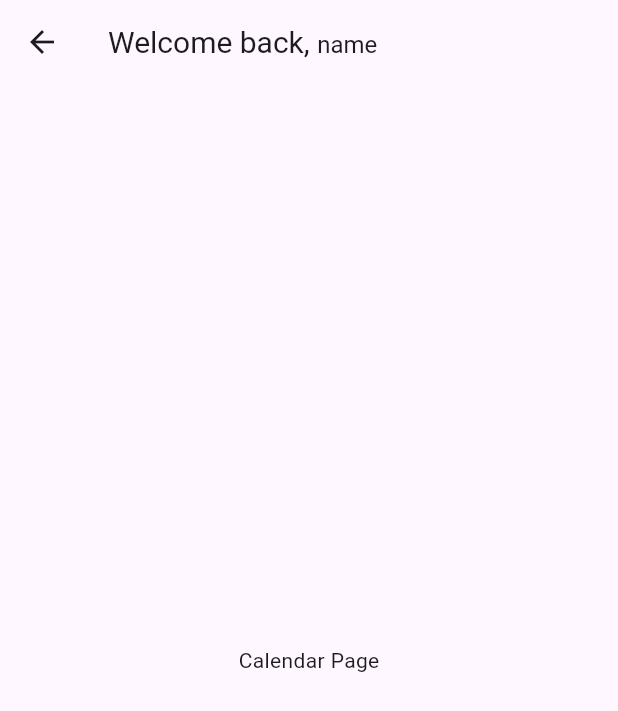
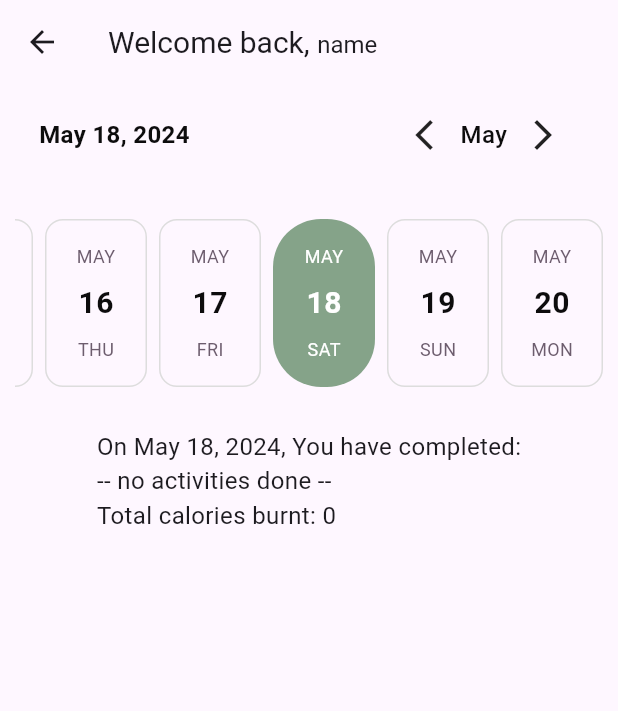
Before and after one commit to jessLijie/fitness-tracking, a Flutter app: the screen it shows once a user with an empty profile is signed in, after a tap on "Workout Diary >", on a phone screen of 412 x 824 dp. Shown: the top 711 px of the screen. Run offline on Flutter 3.47's test engine with Material 3 defaults, Android fonts, the light colour scheme and no system bars; drawn by our look-alikes of easy_date_timeline; our stand-ins replace cloud_firestore, firebase_auth, firebase_core, percent_indicator; accounts and stored records are empty.

Commit message:
calendar

```diff
--- a/lib/Dashboard/calendar.dart
+++ b/lib/Dashboard/calendar.dart
@@ -1,6 +1,56 @@
+import 'package:easy_date_timeline/easy_date_timeline.dart';
 import 'package:flutter/material.dart';
+import 'package:intl/intl.dart';
 
-class CalendarPage extends StatelessWidget {
+class Activity {
+  final String name;
+  final int sets;
+  final int caloriesBurnt;
+
+  Activity({
+    required this.name,
+    required this.sets,
+    required this.caloriesBurnt,
+  });
+}
+
+class MockData {
+  static final Map<DateTime, List<Activity>> activities = {
+    DateTime(2024, 5, 16): [
+      Activity(name: 'Yoga', sets: 2, caloriesBurnt: 15),
+      Activity(name: 'Stretching', sets: 1, caloriesBurnt: 7),
+    ],
+    DateTime(2024, 5, 17): [
+      Activity(name: 'Yoga', sets: 1, caloriesBurnt: 10),
+      Activity(name: 'Walking', sets: 1, caloriesBurnt: 5),
+    ],
+    DateTime(2024, 5, 18): [
+      Activity(name: 'Yoga', sets: 2, caloriesBurnt: 10),
+      Activity(name: 'Walking', sets: 1, caloriesBurnt: 5),
+    ],
+  };
+}
+
+class CalendarPage extends StatefulWidget {
+  @override
+  _CalendarPageState createState() => _CalendarPageState();
+}
+
+class _CalendarPageState extends State<CalendarPage> {
+  List<DateTime> _generateDisabledDates(int days) {
+    List<DateTime> disabledDates = [];
+    DateTime currentDate = DateTime.now().add(Duration(days: 1)); // Start from tomorrow
+    for (int i = 0; i < days; i++) {
+      disabledDates.add(currentDate);
+      currentDate = currentDate.add(Duration(days: 1));
+    }
+    return disabledDates;
+  }
+  final EasyInfiniteDateTimelineController _controller =
+      EasyInfiniteDateTimelineController();
+  DateTime? _selectedDate =
+      DateTime.now(); // Initialize with current date and time
+
   @override
   Widget build(BuildContext context) {
     return Scaffold(
@@ -20,9 +70,77 @@ class CalendarPage extends StatelessWidget {
           ],
         ),
       ),
-      body: Center(
-        child: Text('Calendar Page'),
+      body: Padding(
+        padding: EdgeInsets.symmetric(horizontal: 10.0, vertical: 10.0),
+        child: Column(
+          children: [
+            EasyDateTimeLine(
+              initialDate: DateTime.now(),
+              disabledDates: _generateDisabledDates(36525),
+              onDateChange: (selectedDate) {
+                setState(() {
+                  _selectedDate = selectedDate;
+                });
+              },
+
+              activeColor: const Color(0xff85A389),
+              dayProps: const EasyDayProps(
+                todayHighlightStyle: TodayHighlightStyle.withBackground,
+                todayHighlightColor: Color(0xffE1ECC8),
+                activeDayStyle: DayStyle(
+                  borderRadius: 32.0,
+                ),
+              ),
+              headerProps: const EasyHeaderProps(
+                monthPickerType: MonthPickerType.switcher,
+                dateFormatter: DateFormatter.fullDateMonthAsStrDY(),
+              ),
+            ),
+            SizedBox(height: 20),
+            // Display the selected date activities and total calories burnt
+            if (_selectedDate != null) _buildSelectedDateActivities(),
+          ],
+        ),
       ),
     );
   }
+
+  Widget _buildSelectedDateActivities() {
+    if (_selectedDate != null) {
+      final activities = MockData.activities[_selectedDate!] ?? [];
+      if (activities.isNotEmpty) {
+        int totalSets = 0;
+        int totalCaloriesBurnt = 0;
+        final activityWidgets = activities.map((activity) {
+          totalSets += activity.sets;
+          totalCaloriesBurnt += activity.caloriesBurnt;
+          return Text('${activity.sets} set(s) of ${activity.name}');
+        }).toList();
+        return Column(
+          crossAxisAlignment: CrossAxisAlignment.start,
+          children: [
+            Text(
+              'On ${DateFormat.yMMMMd().format(_selectedDate!)}, you have completed:',
+              style: TextStyle(fontSize: 16),
+            ),
+            Column(
+              crossAxisAlignment: CrossAxisAlignment.start,
+              children: activityWidgets,
+            ),
+            Text(
+              'Total calories burnt: $totalCaloriesBurnt',
+              style: TextStyle(fontSize: 16),
+            ),
+          ],
+        );
+      } else {
+        return Text(
+          'On ${DateFormat.yMMMMd().format(_selectedDate!)}, You have completed:\n-- no activities done --\nTotal calories burnt: 0',
+          style: TextStyle(fontSize: 16),
+        );
+      }
+    } else {
+      return Container(); // Return an empty container if no date selected
+    }
+  }
 }
--- a/lib/Dashboard/home.dart
+++ b/lib/Dashboard/home.dart
@@ -33,25 +33,22 @@ class HomePage extends StatelessWidget {
               child: Column(
                 children: [
                   Padding(
-                    padding: EdgeInsets.symmetric(
-                        horizontal: 10.0,
-                        vertical: 10.0),
+                    padding:
+                        EdgeInsets.symmetric(horizontal: 10.0, vertical: 10.0),
                     child: Card(
                       child: BmiCard(BMI: 22.35),
                     ),
                   ),
                   Padding(
-                    padding: EdgeInsets.symmetric(
-                        horizontal: 10.0,
-                        vertical: 10.0),
+                    padding:
+                        EdgeInsets.symmetric(horizontal: 10.0, vertical: 10.0),
                     child: Card(
                       child: CaloryCard(burnt: 100, goal: 200),
                     ),
                   ),
                   Padding(
-                    padding: EdgeInsets.symmetric(
-                        horizontal: 10.0,
-                        vertical: 10.0),
+                    padding:
+                        EdgeInsets.symmetric(horizontal: 10.0, vertical: 10.0),
                     child: Card(
                       child: Calculator(height: 175, weight: 60),
                     ),
@@ -314,7 +311,7 @@ class _CalculatorState extends State<Calculator> {
                       ),
                       Text(
                         "= ${_calculateBMI(_height, _weight)}",
-                        style: TextStyle(fontSize: 20),
+                        style: TextStyle(fontSize: 15),
                       ),
                     ],
                   ),
@@ -330,7 +327,11 @@ class _CalculatorState extends State<Calculator> {
                     "Height",
                     style: TextStyle(fontSize: 16),
                   ),
-                  Slider(
+                  SliderTheme(
+                    data: SliderThemeData(
+                      trackHeight: 10,
+                    ),
+                    child: Slider(
                       value: _height,
                       min: 80,
                       max: 200,
@@ -340,15 +341,20 @@ class _CalculatorState extends State<Calculator> {
                         });
                       },
                       divisions: 200,
-                    label: "$_height cm",
-                    activeColor: Colors.blue,
+                      label: "${_height.toInt()} cm",
+                      activeColor: Color.fromARGB(255, 40, 138, 29),
                       inactiveColor: Colors.grey,
+                    ),
                   ),
                   Text(
                     "Weight",
                     style: TextStyle(fontSize: 16),
                   ),
-                  Slider(
+                  SliderTheme(
+                    data: SliderThemeData(
+                      trackHeight: 10,
+                    ),
+                    child: Slider(
                       value: _weight,
                       min: 30,
                       max: 300,
@@ -358,9 +364,10 @@ class _CalculatorState extends State<Calculator> {
                         });
                       },
                       divisions: 300,
-                    label: "$_weight kg",
-                    activeColor: Colors.blue,
+                      label: "${_weight.toInt()} kg",
+                      activeColor: Color.fromARGB(255, 40, 138, 29),
                       inactiveColor: Colors.grey,
+                    ),
                   ),
                 ],
               ),
--- a/pubspec.yaml
+++ b/pubspec.yaml
@@ -43,6 +43,7 @@ dependencies:
   cloud_firestore: ^4.16.1
   provider: ^6.1.2
   firebase_ui_auth: ^1.13.1
+  easy_date_timeline: ^1.0.3
 
 dev_dependencies:
   flutter_test:
```
Also changed, not shown: pubspec.lock, 7 other files. Lines whose indentation alone changed are shown as unchanged.
